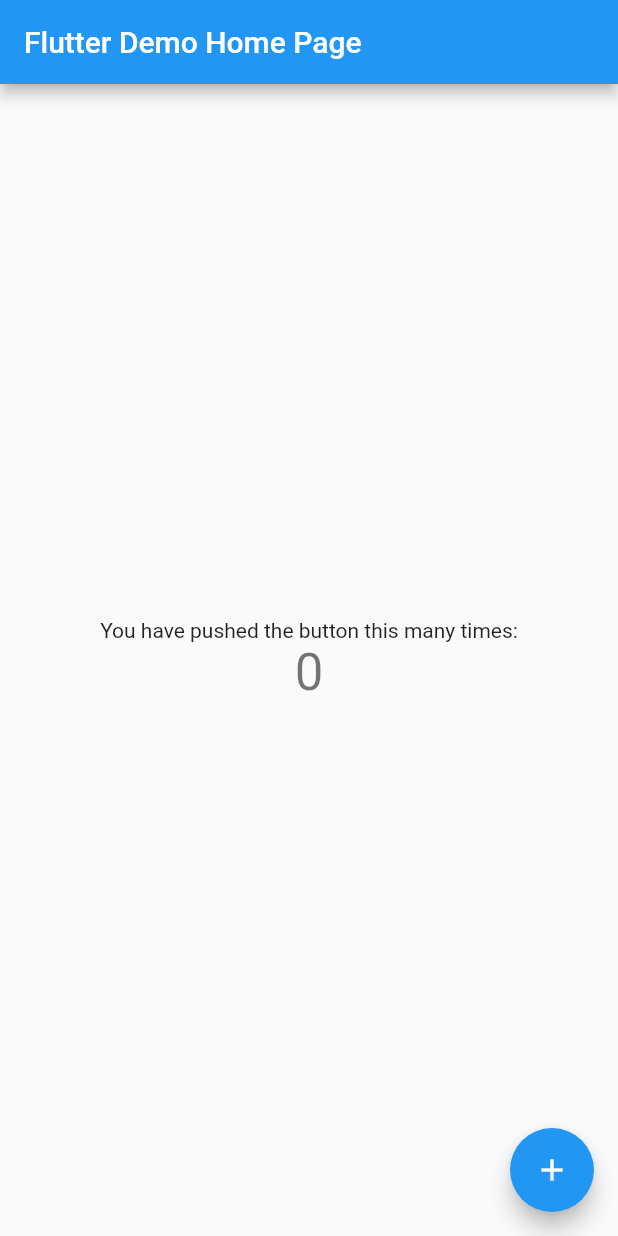
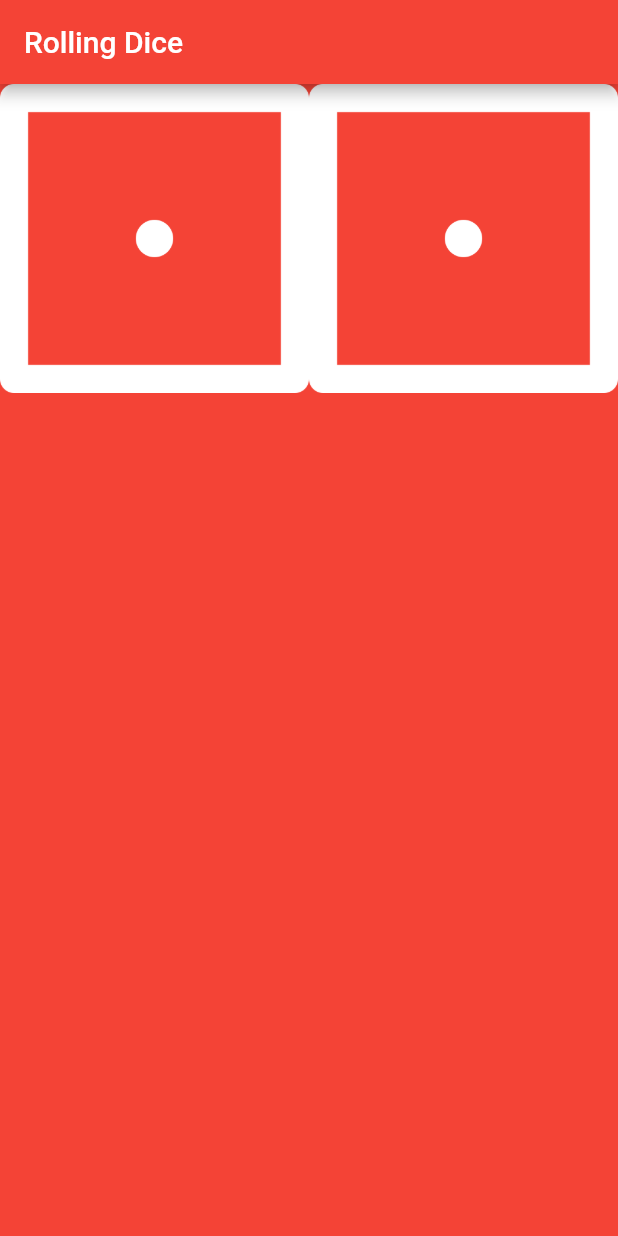
Before and after one commit to abimujianto/diceapp-flutter, a Flutter app: the screen it shows after launch, on a phone screen of 412 x 824 dp. Run offline on Flutter 3.47's test engine with Material 2 defaults, Android fonts, the phone set to English and light mode, and no system bars.

```diff
--- a/lib/main.dart
+++ b/lib/main.dart
@@ -1,117 +1,28 @@
 import 'package:flutter/material.dart';
 
-void main() {
-  runApp(MyApp());
-}
+void main() => runApp(MaterialApp(
+      home: Scaffold(
+        backgroundColor: Colors.red,
+        appBar: AppBar(
+          title: Text('Rolling Dice'),
+          backgroundColor: Colors.red,
+        ),
+        body: DicePage(),
+      ),
+    ));
 
-class MyApp extends StatelessWidget {
-  // This widget is the root of your application.
+class DicePage extends StatelessWidget {
   @override
   Widget build(BuildContext context) {
-    return MaterialApp(
-      title: 'Flutter Demo',
-      theme: ThemeData(
-        // This is the theme of your application.
-        //
-        // Try running your application with "flutter run". You'll see the
-        // application has a blue toolbar. Then, without quitting the app, try
-        // changing the primarySwatch below to Colors.green and then invoke
-        // "hot reload" (press "r" in the console where you ran "flutter run",
-        // or simply save your changes to "hot reload" in a Flutter IDE).
-        // Notice that the counter didn't reset back to zero; the application
-        // is not restarted.
-        primarySwatch: Colors.blue,
-        // This makes the visual density adapt to the platform that you run
-        // the app on. For desktop platforms, the controls will be smaller and
-        // closer together (more dense) than on mobile platforms.
-        visualDensity: VisualDensity.adaptivePlatformDensity,
-      ),
-      home: MyHomePage(title: 'Flutter Demo Home Page'),
+    return Row(
+      children: [
+        Expanded(
+          child: Image.asset('images/dice1.png'),
+        ),
+        Expanded(
+          child: Image.asset('images/dice1.png'),
+        ),
+      ],
     );
   }
 }
-
-class MyHomePage extends StatefulWidget {
-  MyHomePage({Key key, this.title}) : super(key: key);
-
-  // This widget is the home page of your application. It is stateful, meaning
-  // that it has a State object (defined below) that contains fields that affect
-  // how it looks.
-
-  // This class is the configuration for the state. It holds the values (in this
-  // case the title) provided by the parent (in this case the App widget) and
-  // used by the build method of the State. Fields in a Widget subclass are
-  // always marked "final".
-
-  final String title;
-
-  @override
-  _MyHomePageState createState() => _MyHomePageState();
-}
-
-class _MyHomePageState extends State<MyHomePage> {
-  int _counter = 0;
-
-  void _incrementCounter() {
-    setState(() {
-      // This call to setState tells the Flutter framework that something has
-      // changed in this State, which causes it to rerun the build method below
-      // so that the display can reflect the updated values. If we changed
-      // _counter without calling setState(), then the build method would not be
-      // called again, and so nothing would appear to happen.
-      _counter++;
-    });
-  }
-
-  @override
-  Widget build(BuildContext context) {
-    // This method is rerun every time setState is called, for instance as done
-    // by the _incrementCounter method above.
-    //
-    // The Flutter framework has been optimized to make rerunning build methods
-    // fast, so that you can just rebuild anything that needs updating rather
-    // than having to individually change instances of widgets.
-    return Scaffold(
-      appBar: AppBar(
-        // Here we take the value from the MyHomePage object that was created by
-        // the App.build method, and use it to set our appbar title.
-        title: Text(widget.title),
-      ),
-      body: Center(
-        // Center is a layout widget. It takes a single child and positions it
-        // in the middle of the parent.
-        child: Column(
-          // Column is also a layout widget. It takes a list of children and
-          // arranges them vertically. By default, it sizes itself to fit its
-          // children horizontally, and tries to be as tall as its parent.
-          //
-          // Invoke "debug painting" (press "p" in the console, choose the
-          // "Toggle Debug Paint" action from the Flutter Inspector in Android
-          // Studio, or the "Toggle Debug Paint" command in Visual Studio Code)
-          // to see the wireframe for each widget.
-          //
-          // Column has various properties to control how it sizes itself and
-          // how it positions its children. Here we use mainAxisAlignment to
-          // center the children vertically; the main axis here is the vertical
-          // axis because Columns are vertical (the cross axis would be
-          // horizontal).
-          mainAxisAlignment: MainAxisAlignment.center,
-          children: <Widget>[
-            Text(
-              'You have pushed the button this many times:',
-            ),
-            Text(
-              '$_counter',
-              style: Theme.of(context).textTheme.headline4,
-            ),
-          ],
-        ),
-      ),
-      floatingActionButton: FloatingActionButton(
-        onPressed: _incrementCounter,
-        tooltip: 'Increment',
-        child: Icon(Icons.add),
-      ), // This trailing comma makes auto-formatting nicer for build methods.
-    );
-  }
-}
```
Also changed, not shown: pubspec.yaml (+8 -6 lines), images/dice1.png (added), images/dice2.png (added), images/dice3.png (added), images/dice4.png (added), images/dice5.png (added), images/dice6.png (added).
